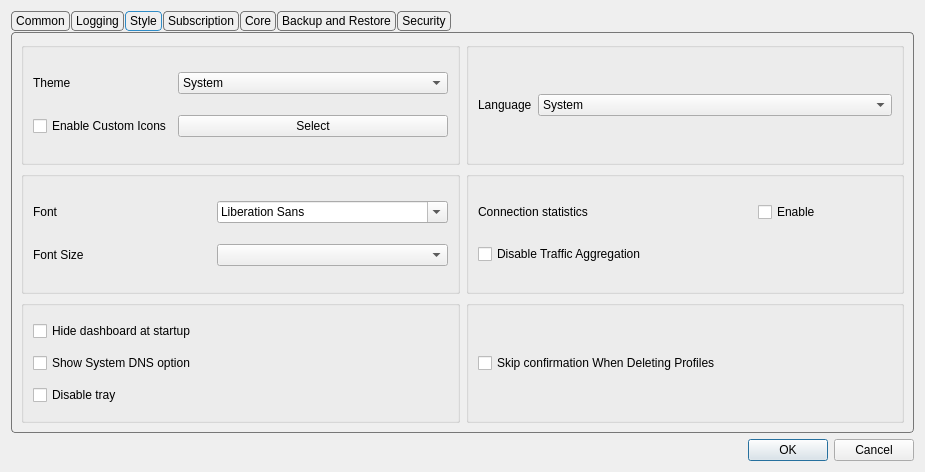
Qt form include/ui/setting/dialog_basic_settings.ui (throneproj/Throne) before a commit.
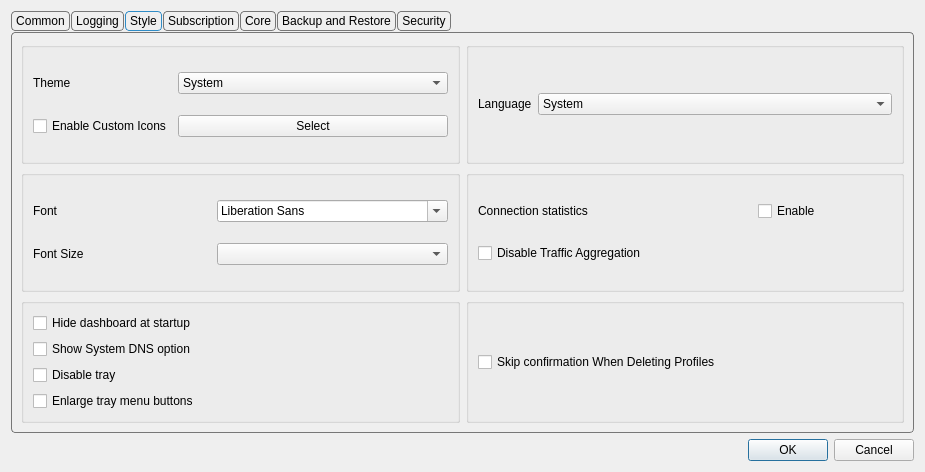
The same form after that commit. The open tabs and pages were chosen to show the change. Custom widgets are drawn as their Qt base class.

Commit message: feat: add settings toggle to enable/disable enlarged tray menu

The edit to the form file:
```diff
--- a/include/ui/setting/dialog_basic_settings.ui
+++ b/include/ui/setting/dialog_basic_settings.ui
@@ -683,6 +683,13 @@
               </property>
              </widget>
             </item>
+            <item>
+             <widget class="QCheckBox" name="enlarge_tray_menu">
+              <property name="text">
+               <string>Enlarge tray menu buttons</string>
+              </property>
+             </widget>
+            </item>
            </layout>
           </widget>
          </item>
```
The commit also changes 4 other files.
